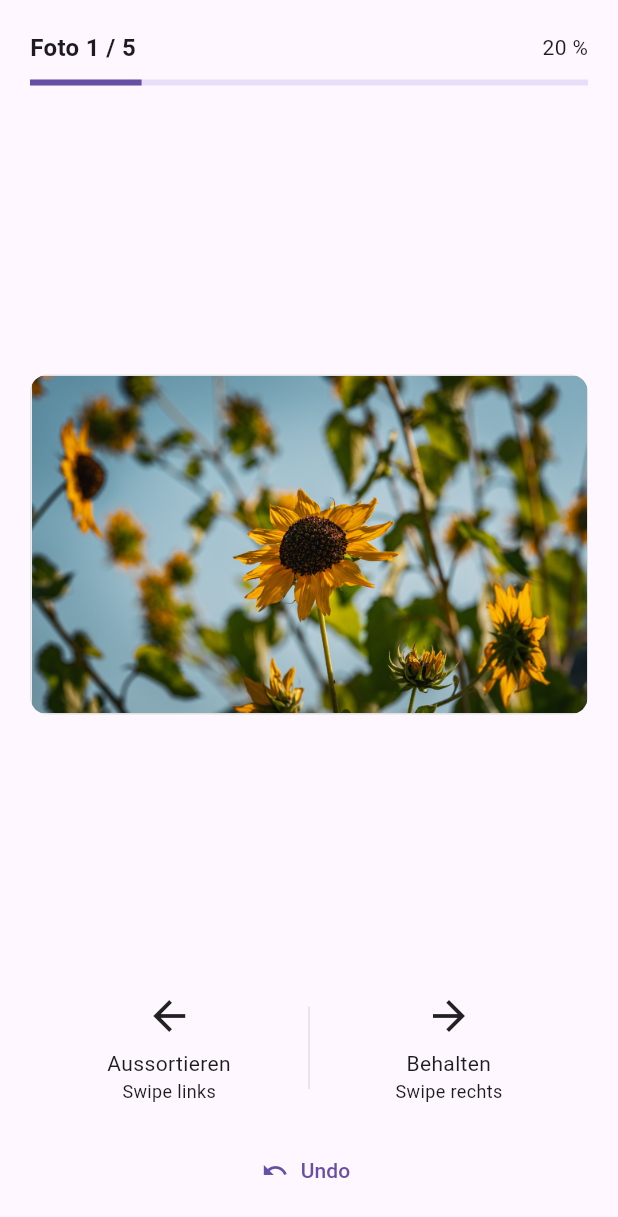
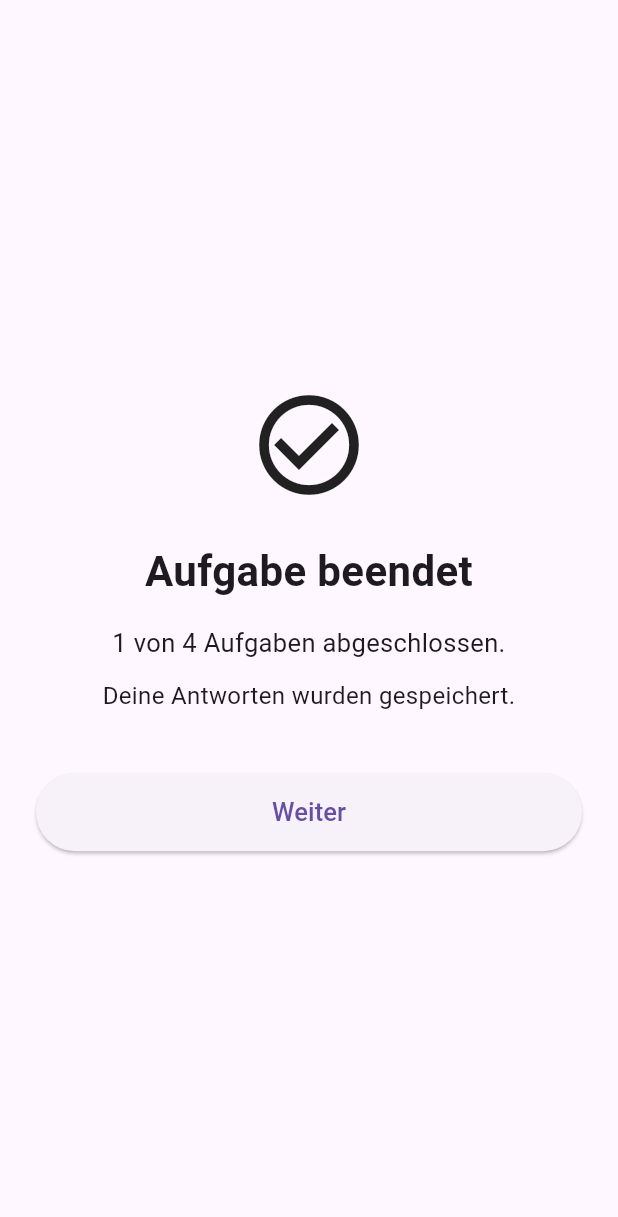
Before and after one commit to Winter-Michael97/photo_sorting_app, a Flutter app: the screen it shows after launch, on a phone screen of 412 x 824 dp. Shown: the top 1217 px of the screen. Run offline on Flutter 3.47's test engine with Material 3 defaults, Android fonts, the phone set to English and light mode, and no system bars.

Commit message:
implement condition completet screen
-screen is a statless widget
-shows how many screens are completed how many we still have infront of us

```diff
--- a/lib/main.dart
+++ b/lib/main.dart
@@ -1,4 +1,5 @@
 import 'package:flutter/material.dart';
+import 'package:photo_sorting_app/screens/condition_complete_screen.dart';
 import 'package:photo_sorting_app/screens/condition_intro_screen.dart';
 import 'package:photo_sorting_app/screens/swipe_independent_screen.dart';
 
@@ -18,7 +19,15 @@ class MyApp extends StatelessWidget {
       title: 'Photo Triage Study',
       debugShowCheckedModeBanner: false,
       theme: ThemeData(useMaterial3: true),
-      home: SwipeIndependentScreen(
+      home: ConditionCompleteScreen(
+        completedCondition: 1,
+        totalConditions: 4,
+        onContinue: () {
+          debugPrint('Weiter zur nächsten Condition');
+        },
+      ),
+
+      /*SwipeIndependentScreen(
         photoId: 'photo_01',
         photoAssetPath: 'assets/test_images/photo_01.jpg',
         currentIndex: 1,
@@ -38,6 +47,7 @@ class MyApp extends StatelessWidget {
 
         canUndo: true,
       ),
+      */
       //conditionintroscreen
       /*
       ConditionIntroScreen(
--- /dev/null
+++ b/lib/screens/condition_complete_screen.dart
@@ -0,0 +1,88 @@
+import 'package:flutter/material.dart';
+
+class ConditionCompleteScreen extends StatelessWidget {
+  final int completedCondition;
+  final int totalConditions;
+  final VoidCallback onContinue;
+
+  const ConditionCompleteScreen({
+    super.key,
+    required this.completedCondition,
+    required this.totalConditions,
+    required this.onContinue,
+  });
+
+  @override
+  Widget build(BuildContext context) {
+    return Scaffold(
+      body: SafeArea(
+        child: Center(
+          child: Padding(
+            padding: const EdgeInsets.all(24),
+            child: ConstrainedBox(
+              constraints: const BoxConstraints(
+                maxWidth: 400,
+              ),
+              child: Column(
+                mainAxisAlignment: MainAxisAlignment.center,
+                crossAxisAlignment: CrossAxisAlignment.stretch,
+                children: [
+                  const Icon(
+                    Icons.check_circle_outline,
+                    size: 80,
+                  ),
+
+                  const SizedBox(height: 24),
+
+                  const Text(
+                    'Aufgabe beendet',
+                    textAlign: TextAlign.center,
+                    style: TextStyle(
+                      fontSize: 28,
+                      fontWeight: FontWeight.bold,
+                    ),
+                  ),
+
+                  const SizedBox(height: 16),
+
+                  Text(
+                    '$completedCondition von $totalConditions Aufgaben abgeschlossen.',
+                    textAlign: TextAlign.center,
+                    style: const TextStyle(
+                      fontSize: 17,
+                    ),
+                  ),
+
+                  const SizedBox(height: 12),
+
+                  const Text(
+                    'Deine Antworten wurden gespeichert.',
+                    textAlign: TextAlign.center,
+                    style: TextStyle(
+                      fontSize: 16,
+                    ),
+                  ),
+
+                  const SizedBox(height: 40),
+
+                  SizedBox(
+                    height: 52,
+                    child: ElevatedButton(
+                      onPressed: onContinue,
+                      child: const Text(
+                        'Weiter',
+                        style: TextStyle(
+                          fontSize: 17,
+                        ),
+                      ),
+                    ),
+                  ),
+                ],
+              ),
+            ),
+          ),
+        ),
+      ),
+    );
+  }
+}
```
